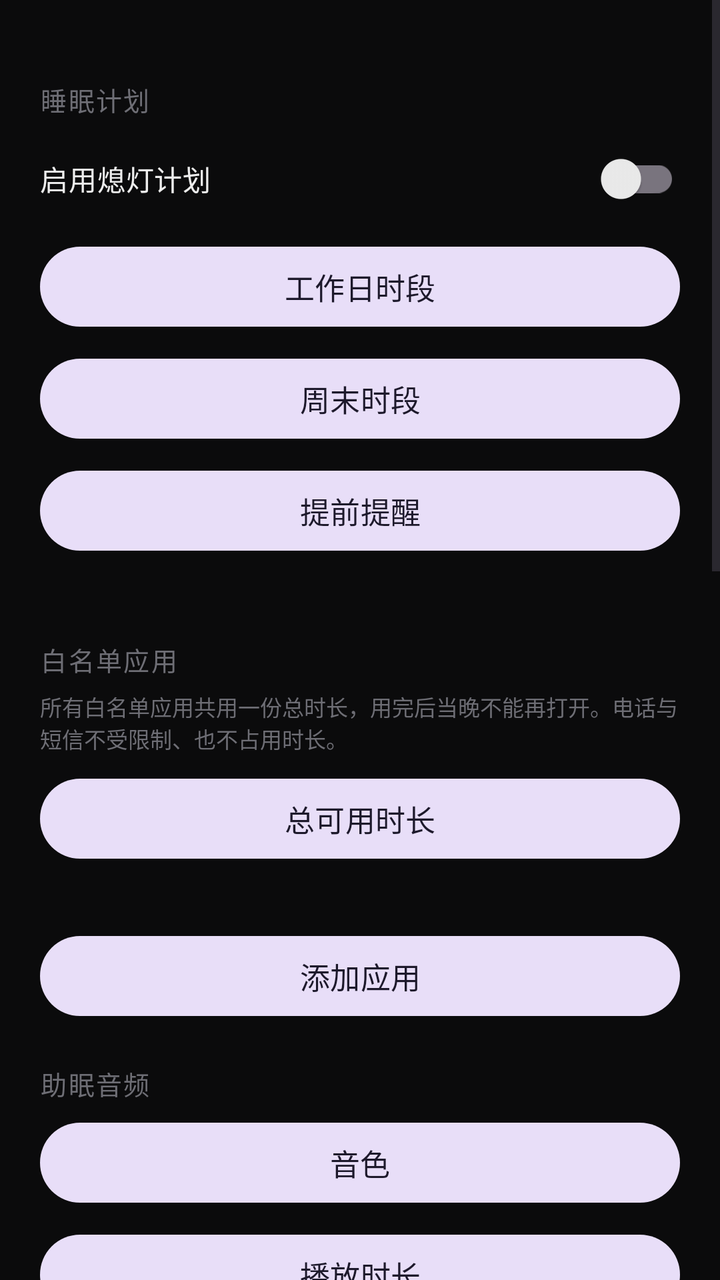
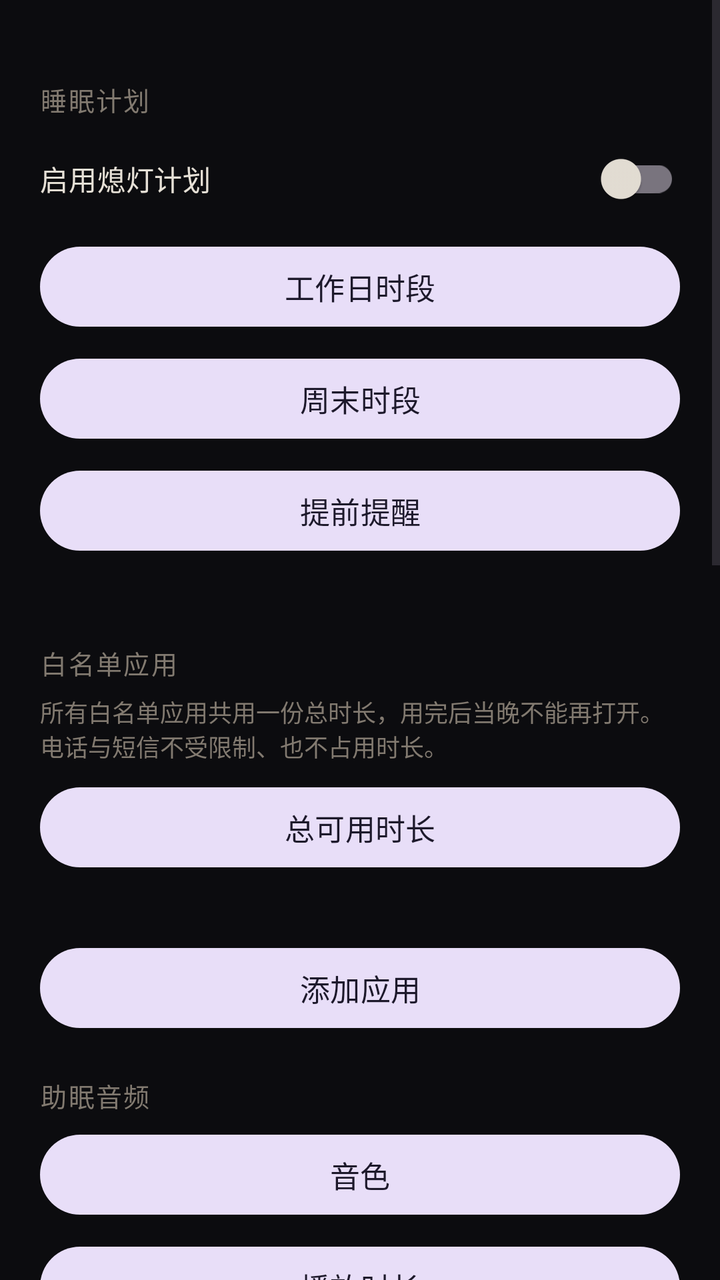

An Android layout rendered at two revisions. The XML below is the earlier revision; the diff shows what the commit changed to produce the second picture.
<!-- AndroidManifest.xml: application theme Theme.Xideng -->
<!-- res/layout/activity_settings.xml -->
<?xml version="1.0" encoding="utf-8"?>
<ScrollView xmlns:android="http://schemas.android.com/apk/res/android"
    android:layout_width="match_parent"
    android:layout_height="match_parent"
    android:background="@color/xideng_surface"
    android:fillViewport="true">

    <LinearLayout
        android:layout_width="match_parent"
        android:layout_height="wrap_content"
        android:orientation="vertical"
        android:paddingStart="20dp"
        android:paddingTop="20dp"
        android:paddingEnd="20dp"
        android:paddingBottom="40dp">

        
        <TextView
            style="@style/XidengSectionTitle"
            android:layout_width="match_parent"
            android:layout_height="wrap_content"
            android:text="睡眠计划" />

        <androidx.appcompat.widget.SwitchCompat
            android:id="@+id/switchPlanEnabled"
            android:layout_width="match_parent"
            android:layout_height="wrap_content"
            android:minHeight="48dp"
            android:text="启用熄灯计划"
            android:textColor="@color/xideng_text_primary" />

        <Button
            android:id="@+id/btnWeekdayWindow"
            style="@style/XidengButton"
            android:layout_width="match_parent"
            android:layout_height="wrap_content"
            android:layout_marginTop="6dp"
            android:text="工作日时段" />

        <Button
            android:id="@+id/btnWeekendWindow"
            style="@style/XidengButton"
            android:layout_width="match_parent"
            android:layout_height="wrap_content"
            android:layout_marginTop="8dp"
            android:text="周末时段" />

        <Button
            android:id="@+id/btnWarnMinutes"
            style="@style/XidengButton"
            android:layout_width="match_parent"
            android:layout_height="wrap_content"
            android:layout_marginTop="8dp"
            android:text="提前提醒" />

        <TextView
            android:id="@+id/planHintText"
            android:layout_width="match_parent"
            android:layout_height="wrap_content"
            android:layout_marginTop="6dp"
            android:textColor="@color/xideng_text_faint"
            android:textSize="11sp" />

        
        <TextView
            style="@style/XidengSectionTitle"
            android:layout_width="match_parent"
            android:layout_height="wrap_content"
            android:text="白名单应用" />

        <TextView
            android:layout_width="match_parent"
            android:layout_height="wrap_content"
            android:text="所有白名单应用共用一份总时长，用完后当晚不能再打开。电话与短信不受限制、也不占用时长。"
            android:textColor="@color/xideng_text_faint"
            android:textSize="11sp" />

        <Button
            android:id="@+id/btnWhitelistTotal"
            style="@style/XidengButton"
            android:layout_width="match_parent"
            android:layout_height="wrap_content"
            android:layout_marginTop="8dp"
            android:text="总可用时长" />

        <TextView
            android:id="@+id/whitelistUsageText"
            android:layout_width="match_parent"
            android:layout_height="wrap_content"
            android:layout_marginTop="6dp"
            android:textColor="@color/xideng_text_faint"
            android:textSize="11sp" />

        <LinearLayout
            android:id="@+id/whitelistContainer"
            android:layout_width="match_parent"
            android:layout_height="wrap_content"
            android:layout_marginTop="4dp"
            android:orientation="vertical" />

        <Button
            android:id="@+id/btnAddWhitelistApp"
            style="@style/XidengButton"
            android:layout_width="match_parent"
            android:layout_height="wrap_content"
            android:layout_marginTop="6dp"
            android:text="添加应用" />

        
        <TextView
            style="@style/XidengSectionTitle"
            android:layout_width="match_parent"
            android:layout_height="wrap_content"
            android:text="助眠音频" />

        <Button
            android:id="@+id/btnAudioPreset"
            style="@style/XidengButton"
            android:layout_width="match_parent"
            android:layout_height="wrap_content"
            android:text="音色" />

        <Button
            android:id="@+id/btnAudioDuration"
            style="@style/XidengButton"
            android:layout_width="match_parent"
            android:layout_height="wrap_content"
            android:layout_marginTop="8dp"
            android:text="播放时长" />

        <TextView
            android:id="@+id/audioVolumeLabel"
            android:layout_width="match_parent"
            android:layout_height="wrap_content"
            android:layout_marginTop="14dp"
            android:text="音量"
            android:textColor="@color/xideng_text_secondary"
            android:textSize="13sp" />

        <SeekBar
            android:id="@+id/seekAudioVolume"
            android:layout_width="match_parent"
            android:layout_height="wrap_content"
            android:max="100" />

        <TextView
            android:layout_width="match_parent"
            android:layout_height="wrap_content"
            android:layout_marginTop="4dp"
            android:text="白噪音由 AudioTrack 实时合成，不含任何音频素材文件——零版权风险，也不占安装体积。"
            android:textColor="@color/xideng_text_faint"
            android:textSize="11sp" />

        
        <TextView
            style="@style/XidengSectionTitle"
            android:layout_width="match_parent"
            android:layout_height="wrap_content"
            android:text="AI 场景化文案" />

        <androidx.appcompat.widget.SwitchCompat
            android:id="@+id/switchAiEnabled"
            android:layout_width="match_parent"
            android:layout_height="wrap_content"
            android:minHeight="48dp"
            android:text="启用 AI 增强模式"
            android:textColor="@color/xideng_text_primary" />

        <EditText
            android:id="@+id/inputAiBaseUrl"
            android:layout_width="match_parent"
            android:layout_height="wrap_content"
            android:hint="接口地址，如 https://api.openai.com/v1"
            android:importantForAutofill="no"
            android:inputType="textUri"
            android:textColor="@color/xideng_text_primary"
            android:textColorHint="@color/xideng_text_faint" />

        <EditText
            android:id="@+id/inputAiModel"
            android:layout_width="match_parent"
            android:layout_height="wrap_content"
            android:hint="模型名称，如 gpt-4o-mini"
            android:importantForAutofill="no"
            android:inputType="text"
            android:textColor="@color/xideng_text_primary"
            android:textColorHint="@color/xideng_text_faint" />

        <EditText
            android:id="@+id/inputAiApiKey"
            android:layout_width="match_parent"
            android:layout_height="wrap_content"
            android:hint="API Key（仅保存在本机）"
            android:importantForAutofill="no"
            android:inputType="textPassword"
            android:textColor="@color/xideng_text_primary"
            android:textColorHint="@color/xideng_text_faint" />

        <Button
            android:id="@+id/btnSaveAi"
            style="@style/XidengButton"
            android:layout_width="match_parent"
            android:layout_height="wrap_content"
            android:layout_marginTop="8dp"
            android:text="保存 AI 配置" />

        <Button
            android:id="@+id/btnTestAi"
            style="@style/XidengButton"
            android:layout_width="match_parent"
            android:layout_height="wrap_content"
            android:layout_marginTop="8dp"
            android:text="测试连接" />

        <TextView
            android:id="@+id/aiStatusText"
            android:layout_width="match_parent"
            android:layout_height="wrap_content"
            android:layout_marginTop="6dp"
            android:textColor="@color/xideng_text_faint"
            android:textSize="11sp" />

        
        <TextView
            style="@style/XidengSectionTitle"
            android:layout_width="match_parent"
            android:layout_height="wrap_content"
            android:text="安全与额度" />

        <Button
            android:id="@+id/btnChangePassword"
            style="@style/XidengButton"
            android:layout_width="match_parent"
            android:layout_height="wrap_content"
            android:text="修改紧急解除密码" />

        <Button
            android:id="@+id/btnResetQuota"
            style="@style/XidengButton"
            android:layout_width="match_parent"
            android:layout_height="wrap_content"
            android:layout_marginTop="8dp"
            android:text="重置本周解除额度" />

        <TextView
            android:id="@+id/tamperText"
            android:layout_width="match_parent"
            android:layout_height="wrap_content"
            android:layout_marginTop="10dp"
            android:textColor="@color/xideng_text_faint"
            android:textSize="11sp" />

        <Button
            android:id="@+id/btnClearData"
            style="@style/XidengButton"
            android:layout_width="match_parent"
            android:layout_height="wrap_content"
            android:layout_marginTop="8dp"
            android:text="清除全部本地数据" />

        
        <TextView
            style="@style/XidengSectionTitle"
            android:layout_width="match_parent"
            android:layout_height="wrap_content"
            android:text="关于与数据溯源" />

        <TextView
            android:id="@+id/aboutText"
            android:layout_width="match_parent"
            android:layout_height="wrap_content"
            android:textColor="@color/xideng_text_faint"
            android:textSize="11sp" />
    </LinearLayout>
</ScrollView>
<!-- resources referenced by this layout -->
<resources>
  <color name="xideng_surface">#FF0B0B0C</color>
  <color name="xideng_text_faint">#FF6E6E75</color>
  <color name="xideng_text_primary">#FFEDEDED</color>
  <color name="xideng_text_secondary">#FFA8A8AE</color>
  <style name="XidengButton" parent="Widget.Material3.Button.TonalButton">
          <item name="android:textAllCaps">false</item>
          <item name="android:textSize">15sp</item>
          <item name="android:minHeight">48dp</item>
      </style>
  <style name="XidengSectionTitle">
          <item name="android:textSize">13sp</item>
          <item name="android:textColor">@color/xideng_text_faint</item>
          <item name="android:letterSpacing">0.06</item>
          <item name="android:paddingTop">20dp</item>
          <item name="android:paddingBottom">6dp</item>
      </style>
  <style name="Theme.Xideng" parent="Theme.Material3.DayNight.NoActionBar">
          <item name="colorPrimary">@color/xideng_primary</item>
          <item name="colorOnPrimary">@color/xideng_black</item>
          <item name="colorSecondary">@color/xideng_primary_dark</item>
          <item name="android:colorBackground">@color/xideng_surface</item>
          <item name="colorSurface">@color/xideng_surface_alt</item>
          <item name="colorOnSurface">@color/xideng_text_primary</item>
          <item name="android:statusBarColor">@color/xideng_surface</item>
          <item name="android:navigationBarColor">@color/xideng_surface</item>
          <item name="android:windowLightStatusBar">false</item>
          <item name="android:windowLightNavigationBar">false</item>
      </style>
  <color name="xideng_primary">#FF8E9BD6</color>
  <color name="xideng_black">#FF000000</color>
  <color name="xideng_primary_dark">#FF5C6699</color>
  <color name="xideng_surface_alt">#FF141416</color>
</resources>

<!-- the commit's change to res/layout/activity_settings.xml (unified diff, before → after) -->
@@ -59,7 +59,7 @@
             android:layout_height="wrap_content"
             android:layout_marginTop="6dp"
             android:textColor="@color/xideng_text_faint"
-            android:textSize="11sp" />
+            android:textSize="12sp" />
 
         
         <TextView
@@ -73,7 +73,7 @@
             android:layout_height="wrap_content"
             android:text="所有白名单应用共用一份总时长，用完后当晚不能再打开。电话与短信不受限制、也不占用时长。"
             android:textColor="@color/xideng_text_faint"
-            android:textSize="11sp" />
+            android:textSize="12sp" />
 
         <Button
             android:id="@+id/btnWhitelistTotal"
@@ -89,7 +89,7 @@
             android:layout_height="wrap_content"
             android:layout_marginTop="6dp"
             android:textColor="@color/xideng_text_faint"
-            android:textSize="11sp" />
+            android:textSize="12sp" />
 
         <LinearLayout
             android:id="@+id/whitelistContainer"
@@ -149,7 +149,7 @@
             android:layout_marginTop="4dp"
             android:text="白噪音由 AudioTrack 实时合成，不含任何音频素材文件——零版权风险，也不占安装体积。"
             android:textColor="@color/xideng_text_faint"
-            android:textSize="11sp" />
+            android:textSize="12sp" />
 
         
         <TextView
@@ -218,7 +218,7 @@
             android:layout_height="wrap_content"
             android:layout_marginTop="6dp"
             android:textColor="@color/xideng_text_faint"
-            android:textSize="11sp" />
+            android:textSize="12sp" />
 
         
         <TextView
@@ -248,7 +248,7 @@
             android:layout_height="wrap_content"
             android:layout_marginTop="10dp"
             android:textColor="@color/xideng_text_faint"
-            android:textSize="11sp" />
+            android:textSize="12sp" />
 
         <Button
             android:id="@+id/btnClearData"
@@ -270,6 +270,6 @@
             android:layout_width="match_parent"
             android:layout_height="wrap_content"
             android:textColor="@color/xideng_text_faint"
-            android:textSize="11sp" />
+            android:textSize="12sp" />
     </LinearLayout>
 </ScrollView>
<!-- resource entries referenced after the edit -->
@@ -1,9 +1,9 @@
 <!-- resources referenced by this layout -->
 <resources>
-  <color name="xideng_surface">#FF0B0B0C</color>
-  <color name="xideng_text_faint">#FF6E6E75</color>
-  <color name="xideng_text_primary">#FFEDEDED</color>
-  <color name="xideng_text_secondary">#FFA8A8AE</color>
+  <color name="xideng_surface">#FF0C0C0F</color>
+  <color name="xideng_text_faint">#FF827A70</color>
+  <color name="xideng_text_primary">#FFE6E0D6</color>
+  <color name="xideng_text_secondary">#FFA9A29A</color>
   <style name="XidengButton" parent="Widget.Material3.Button.TonalButton">
           <item name="android:textAllCaps">false</item>
           <item name="android:textSize">15sp</item>
@@ -28,9 +28,9 @@
           <item name="android:windowLightStatusBar">false</item>
           <item name="android:windowLightNavigationBar">false</item>
       </style>
-  <color name="xideng_primary">#FF8E9BD6</color>
+  <color name="xideng_primary">#FFFFD7A0</color>
   <color name="xideng_black">#FF000000</color>
-  <color name="xideng_primary_dark">#FF5C6699</color>
-  <color name="xideng_surface_alt">#FF141416</color>
+  <color name="xideng_primary_dark">#FF7A5C33</color>
+  <color name="xideng_surface_alt">#FF131318</color>
 </resources>
 
